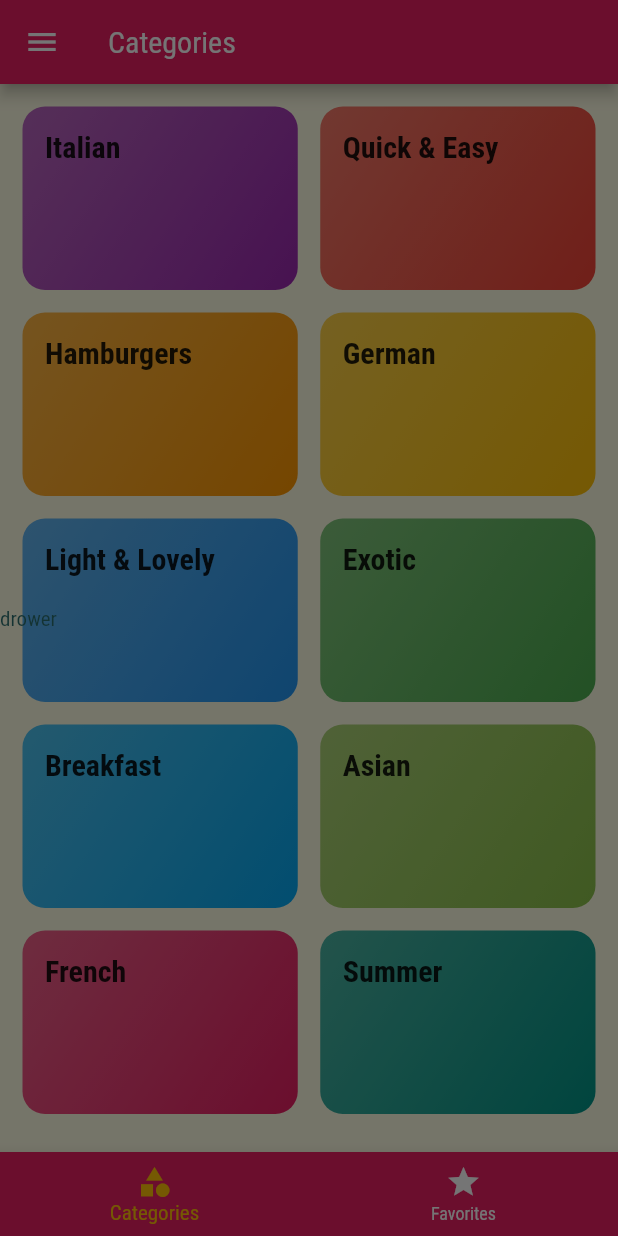
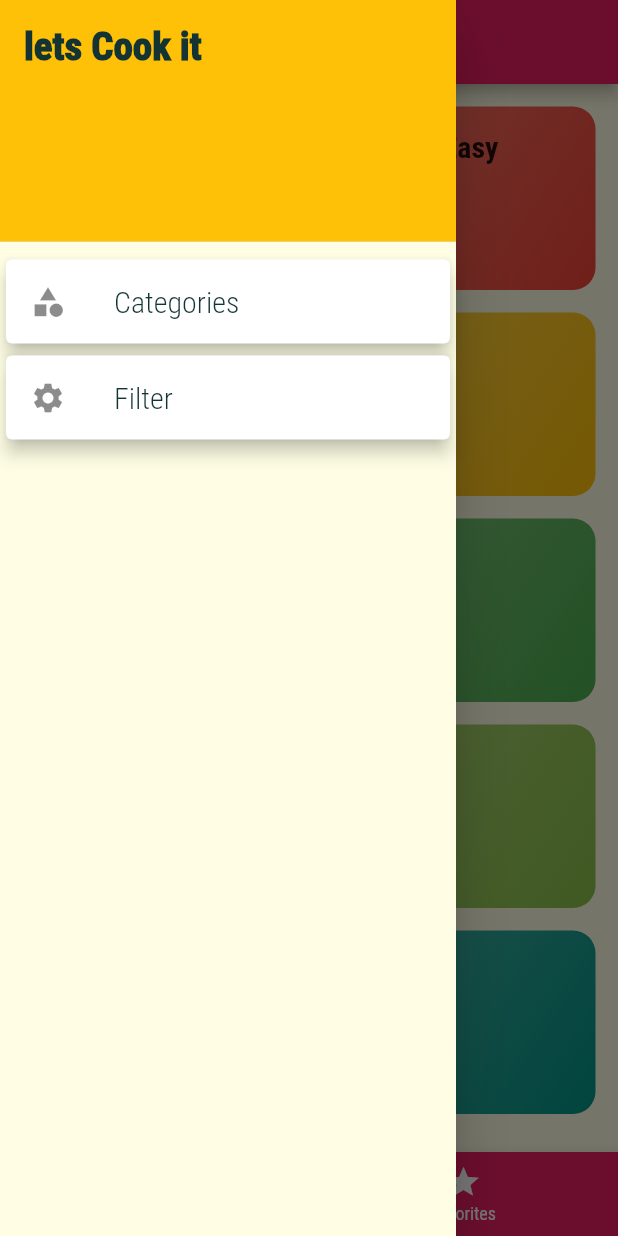
Before and after one commit to VikramRmore002/foodapp, a Flutter app: the screen it shows after launch, with the side drawer open, on a phone screen of 412 x 824 dp. Run offline on Flutter 3.47's test engine with Material 2 defaults, Android fonts, the phone set to English and light mode, and no system bars; missing offline and left inert: dart:html; Roboto replaces fonts that are missing (Raleway).

Commit message:
third commit

```diff
--- a/lib/main.dart
+++ b/lib/main.dart
@@ -1,19 +1,62 @@
 import 'package:flutter/material.dart';
+import 'package:foodapp/dummy_data.dart';
+import 'package:foodapp/screens/Filters.dart';
+import 'package:foodapp/screens/favorite.dart';
+import 'package:foodapp/screens/myhomepagescreen.dart';
 
 import '/screens/selecteditemlist.dart';
 import '/screens/tab_screen.dart';
+import 'moduls/meal.dart';
 import 'screens/catagory_meal_screen.dart';
 
 void main() {
   runApp(const MyApp());
 }
 
-class MyApp extends StatelessWidget {
+class MyApp extends StatefulWidget {
   const MyApp({Key? key}) : super(key: key);
 
   @override
+  State<MyApp> createState() => _MyAppState();
+}
+
+class _MyAppState extends State<MyApp> {
+  Map<String, bool> filtered = {
+    'gluten': false,
+    'lactose': false,
+    'vegan': false,
+    'vegetarian': false,
+  };
+ List<Meal> availableMeals = dummyMeal;
+
+void _setFilters(Map<String, bool> filterData) {
+  setState(() {
+      filtered = filterData;
+
+    availableMeals = dummyMeal.where((meal) {
+      if (filtered['gluten'] && !meal.isGlutenFree) {
+        return false;
+      }
+      if (filtered['lactose'] && !meal.isLactoseFree) {
+        return false;
+      }
+      if (filtered['vegan'] && !meal.isVegan) {
+        return false;
+      }
+      if (filtered['vegetarian'] && !meal.isVegetarian) {
+        return false;
+      }
+      return true;
+    }).toList();
+  });
+}
+
+
+
+
+  @override
   Widget build(BuildContext context) {
-    return  MaterialApp(
+    return MaterialApp(
         title: 'DeliMeals',
         debugShowCheckedModeBanner: false,
         theme: ThemeData(
@@ -35,12 +78,11 @@ class MyApp extends StatelessWidget {
               )),
         ),
         home: TabScreen(),
-        initialRoute: "/",
         routes: {
-        // "/":(context) => MyHomePage(),
-        CatagoryMealScreen.routeName : (context)=> CatagoryMealScreen(),
-        SelectedItem.routeName : (context)=> SelectedItem(),
-      }
-    );
+          CatagoryMealScreen.routeName: (context) => CatagoryMealScreen(),
+          SelectedItem.routeName: (context) => SelectedItem(),
+          TabScreen.routeName: (context) => TabScreen(),
+          Filter.routeName: (context) => Filter(),
+        });
   }
 }
--- a/lib/screens/favorite.dart
+++ b/lib/screens/favorite.dart
@@ -1,6 +1,8 @@
 import 'package:flutter/material.dart';
 class Favorite extends StatelessWidget {
   const Favorite({Key? key}) : super(key: key);
+  static const routeName = "/Favorite";
+
 
   @override
   Widget build(BuildContext context) {
--- a/lib/screens/selecteditemlist.dart
+++ b/lib/screens/selecteditemlist.dart
@@ -84,6 +84,12 @@ class SelectedItem extends StatelessWidget {
           ],
         ),
       ),
+      floatingActionButton: FloatingActionButton(
+        onPressed: (){
+          Navigator.of(context).pop(mealId);
+        } ,
+        child: Icon(Icons.delete),
+      ),
     );
   }
 }
--- a/lib/screens/tab_screen.dart
+++ b/lib/screens/tab_screen.dart
@@ -2,13 +2,17 @@ import 'package:flutter/material.dart';
 import 'package:foodapp/screens/catagory_meal_screen.dart';
 import 'package:foodapp/screens/favorite.dart';
 import 'package:foodapp/screens/myhomepagescreen.dart';
+import 'package:foodapp/widgets/drawer.dart';
 
 class TabScreen extends StatefulWidget {
+  static const routeName = "/Tabscreen";
+
   @override
   State<TabScreen> createState() => _TabScreenState();
 }
 
 class _TabScreenState extends State<TabScreen> {
+
   int selectedPageIndex = 0;
  // final List<Map<String, Object>>? Tabs = [
  //    {"tab": CatagoryMealScreen(), "title": "Categories"},
@@ -36,7 +40,7 @@ class _TabScreenState extends State<TabScreen> {
       appBar: AppBar(
         title:Text( pages[selectedPageIndex]['title'] ),
       ),
-      drawer: Text("drower"),
+      drawer: MainDrawer(),
       body: pages[selectedPageIndex]['page'],
       bottomNavigationBar: BottomNavigationBar(
         onTap: SelectedTab,
--- a/lib/widgets/categoryitem.dart
+++ b/lib/widgets/categoryitem.dart
@@ -11,6 +11,7 @@ class CategoryItem extends StatelessWidget {
     required this.id,
     required this.color,
   });
+
   void selectCatagory(BuildContext context) {
     Navigator.of(context).pushNamed(
       CatagoryMealScreen.routeName,
--- /dev/null
+++ b/lib/widgets/drawer.dart
@@ -0,0 +1,60 @@
+import 'dart:html';
+
+import 'package:flutter/material.dart';
+import 'package:foodapp/screens/Filters.dart';
+import 'package:foodapp/screens/favorite.dart';
+
+import '../screens/tab_screen.dart';
+
+class MainDrawer extends StatelessWidget {
+  const MainDrawer({Key? key}) : super(key: key);
+
+  @override
+  Widget build(BuildContext context) {
+    return Drawer(
+      child: ListView(
+        children: [
+          DrawerHeader(
+            decoration: BoxDecoration(
+              color: Theme.of(context).accentColor,
+            ),
+            child: Text("lets Cook it",
+                style: TextStyle(fontSize: 26, fontWeight: FontWeight.w900)),
+          ),
+          Card(
+            elevation: 5,
+            child: ListTile(
+                leading: Icon(Icons.category),
+                title: const Text(
+                  'Categories',
+                  style: TextStyle(
+                      fontSize: 20,
+                      fontWeight: FontWeight.w300,
+                      fontFamily: "Roboto"),
+                ),
+                onTap: () {
+                  Navigator.of(context)
+                      .pushReplacementNamed(TabScreen.routeName);
+                }),
+          ),
+          // SizedBox(height: 20,),
+          Card(
+            elevation: 5,
+            child: ListTile(
+                leading: Icon(Icons.settings),
+                title: const Text(
+                  'Filter',
+                  style: TextStyle(
+                      fontSize: 20,
+                      fontWeight: FontWeight.w300,
+                      fontFamily: "Roboto"),
+                ),
+                onTap: () {
+                  Navigator.of(context).pushReplacementNamed(Filter.routeName);
+                }),
+          ),
+        ],
+      ),
+    );
+  }
+}
```
Also changed, not shown: lib/screens/Filters.dart (added, +104 -0 lines), lib/screens/catagory_meal_screen.dart (+35 -14 lines), lib/widgets/mealitem.dart (+46 -27 lines). Lines whose indentation alone changed are shown as unchanged.
